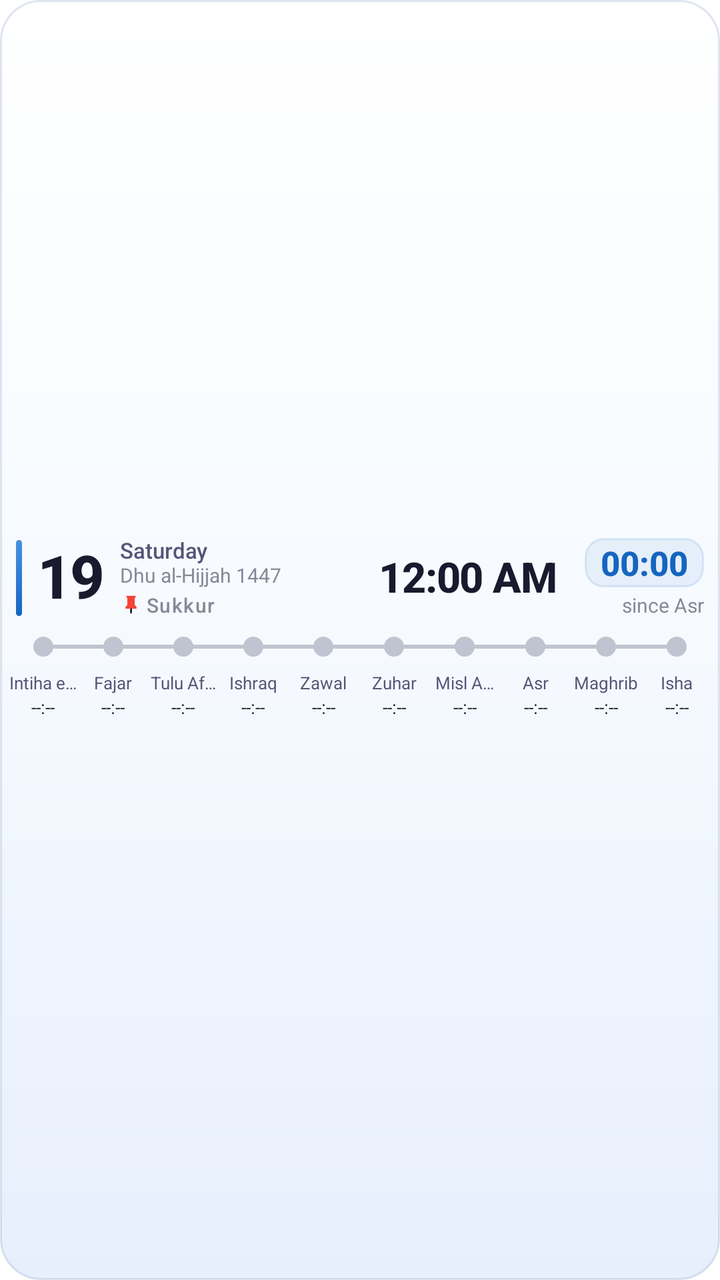
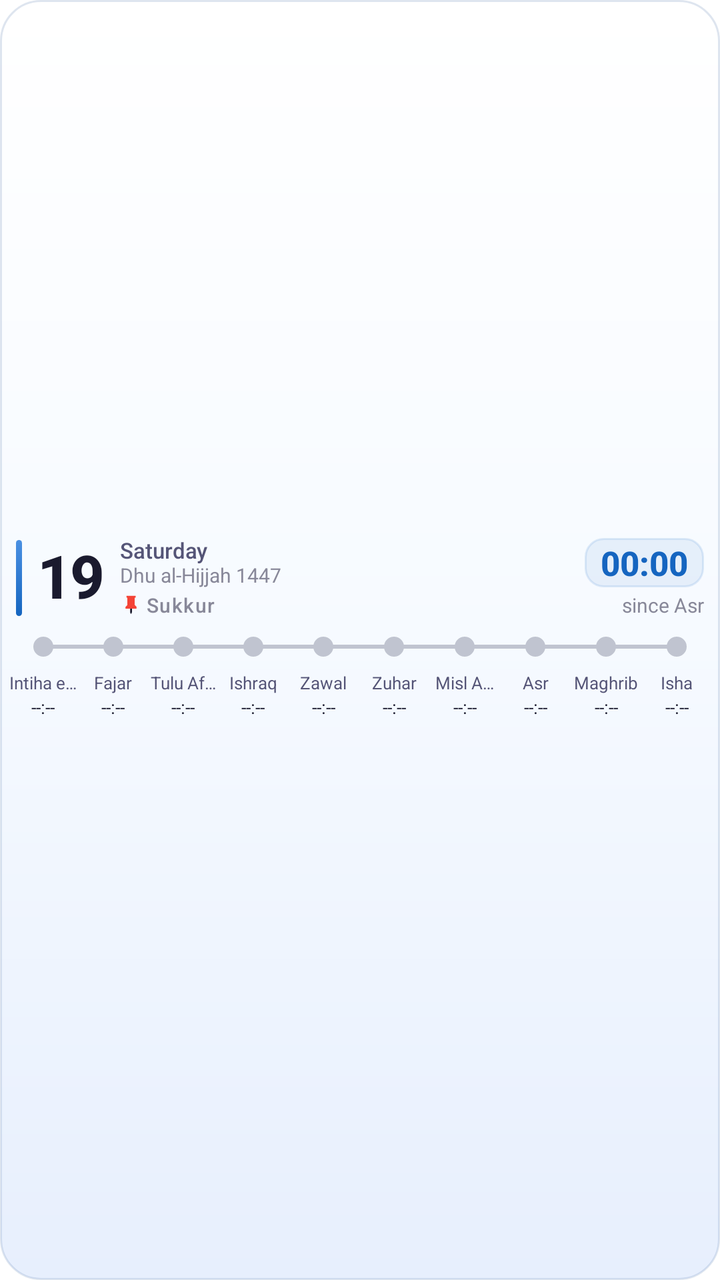

Two renders of the same Android screen: before a commit and after it. Below are the layout's source before the change and the commit's diff.
<!-- AndroidManifest.xml: fallback theme Theme.MaterialComponents.DayNight.NoActionBar -->
<!-- res/layout/prayer_widget_medium.xml -->
<?xml version="1.0" encoding="utf-8"?>
<LinearLayout xmlns:android="http://schemas.android.com/apk/res/android"
    android:id="@+id/widget_root_medium"
    android:layout_width="match_parent"
    android:layout_height="match_parent"
    android:orientation="vertical"
    android:background="@drawable/widget_background"
    android:paddingLeft="4dp"
    android:paddingRight="4dp"
    android:paddingTop="8dp"
    android:paddingBottom="8dp"
    android:gravity="center_vertical">

    
    <LinearLayout
        android:layout_width="match_parent"
        android:layout_height="wrap_content"
        android:orientation="horizontal"
        android:gravity="center_vertical"
        android:layout_marginStart="4dp"
        android:layout_marginEnd="4dp">

        
        <LinearLayout
            android:orientation="vertical"
            android:layout_width="3dp"
            android:layout_height="38dp"
            android:background="@drawable/widget_accent_bar"
            android:layout_marginEnd="8dp"
            android:layout_marginRight="8dp" />

        <TextView
            android:id="@+id/widget_day_number"
            android:layout_width="wrap_content"
            android:layout_height="wrap_content"
            android:text="19"
            android:textColor="#1A1A2E"
            android:textSize="30sp"
            android:textStyle="bold"
            android:fontFamily="sans-serif-medium"
            android:letterSpacing="-0.03"
            android:includeFontPadding="false" />

        <LinearLayout
            android:layout_width="0dp"
            android:layout_height="wrap_content"
            android:layout_weight="1"
            android:orientation="vertical"
            android:layout_marginStart="8dp">

            <TextView
                android:id="@+id/widget_day_name"
                android:layout_width="wrap_content"
                android:layout_height="wrap_content"
                android:text="Saturday"
                android:textColor="#555577"
                android:textSize="11sp"
                android:fontFamily="sans-serif-medium"
                android:includeFontPadding="false" />

            <TextView
                android:id="@+id/widget_hijri"
                android:layout_width="wrap_content"
                android:layout_height="wrap_content"
                android:text="Dhu al-Hijjah 1447"
                android:textColor="#888899"
                android:textSize="10sp"
                android:includeFontPadding="false" />

            <LinearLayout
                android:layout_width="wrap_content"
                android:layout_height="wrap_content"
                android:orientation="horizontal"
                android:gravity="center_vertical"
                android:layout_marginTop="2dp">
                <ImageView
                    android:layout_width="11dp"
                    android:layout_height="11dp"
                    android:src="@drawable/ic_custom_pushpin" />
                <TextView
                    android:id="@+id/widget_location"
                    android:layout_width="wrap_content"
                    android:layout_height="wrap_content"
                    android:text="Sukkur"
                    android:textColor="#888899"
                    android:textSize="10sp"
                    android:fontFamily="sans-serif-medium"
                    android:letterSpacing="0.05"
                    android:layout_marginStart="2dp" />
            </LinearLayout>
        </LinearLayout>

        
        <LinearLayout
            android:layout_width="0dp"
            android:layout_height="wrap_content"
            android:layout_weight="1"
            android:gravity="center">
            <TextClock
                android:layout_width="wrap_content"
                android:layout_height="wrap_content"
                android:textColor="#1A1A2E"
                android:textSize="21sp"
                android:textStyle="bold"
                android:fontFamily="sans-serif-medium"
                android:letterSpacing="-0.02"
                android:includeFontPadding="false"
                android:format12Hour="h:mm a"
                android:format24Hour="HH:mm" />
        </LinearLayout>

        <LinearLayout
            android:layout_width="wrap_content"
            android:layout_height="wrap_content"
            android:orientation="vertical"
            android:gravity="end">

            <Chronometer
                android:id="@+id/widget_countdown_med"
                android:layout_width="wrap_content"
                android:layout_height="wrap_content"
                android:textColor="#1565C0"
                android:textSize="17sp"
                android:textStyle="bold"
                android:fontFamily="sans-serif-medium"
                android:background="@drawable/widget_pill"
                android:paddingLeft="8dp"
                android:paddingRight="8dp"
                android:paddingTop="1dp"
                android:paddingBottom="1dp"
                android:layout_gravity="end"
                android:textDirection="ltr" />

            <TextView
                android:id="@+id/widget_next_prayer_med"
                android:layout_width="wrap_content"
                android:layout_height="wrap_content"
                android:text="since Asr"
                android:textColor="#888899"
                android:textSize="10sp"
                android:layout_gravity="end"
                android:layout_marginTop="2dp" />
        </LinearLayout>
    </LinearLayout>

    
    <FrameLayout
        android:layout_width="match_parent"
        android:layout_height="16dp"
        android:layout_marginTop="6dp">

        <LinearLayout
            android:id="@+id/widget_med_line"
            android:layout_width="match_parent"
            android:layout_height="2dp"
            android:layout_gravity="center_vertical"
            android:layout_marginStart="16dp"
            android:layout_marginEnd="16dp"
            android:background="#C0C4D0" />

        <LinearLayout
            android:layout_width="match_parent"
            android:layout_height="match_parent"
            android:orientation="horizontal"
            android:gravity="center_vertical">

            <ImageView android:id="@+id/dot_m_subah"   android:layout_width="0dp" android:layout_weight="1" android:layout_height="16dp" android:src="@drawable/dot_inactive" android:scaleType="center" />
            <ImageView android:id="@+id/dot_m_fajar"   android:layout_width="0dp" android:layout_weight="1" android:layout_height="16dp" android:src="@drawable/dot_inactive" android:scaleType="center" />
            <ImageView android:id="@+id/dot_m_tulu"    android:layout_width="0dp" android:layout_weight="1" android:layout_height="16dp" android:src="@drawable/dot_inactive" android:scaleType="center" />
            <ImageView android:id="@+id/dot_m_ishraq"  android:layout_width="0dp" android:layout_weight="1" android:layout_height="16dp" android:src="@drawable/dot_inactive" android:scaleType="center" />
            <ImageView android:id="@+id/dot_m_zawal"   android:layout_width="0dp" android:layout_weight="1" android:layout_height="16dp" android:src="@drawable/dot_inactive" android:scaleType="center" />
            <ImageView android:id="@+id/dot_m_zuhar"   android:layout_width="0dp" android:layout_weight="1" android:layout_height="16dp" android:src="@drawable/dot_inactive" android:scaleType="center" />
            <ImageView android:id="@+id/dot_m_misl"    android:layout_width="0dp" android:layout_weight="1" android:layout_height="16dp" android:src="@drawable/dot_inactive" android:scaleType="center" />
            <ImageView android:id="@+id/dot_m_asr"     android:layout_width="0dp" android:layout_weight="1" android:layout_height="16dp" android:src="@drawable/dot_inactive" android:scaleType="center" />
            <ImageView android:id="@+id/dot_m_maghrib" android:layout_width="0dp" android:layout_weight="1" android:layout_height="16dp" android:src="@drawable/dot_inactive" android:scaleType="center" />
            <ImageView android:id="@+id/dot_m_isha"    android:layout_width="0dp" android:layout_weight="1" android:layout_height="16dp" android:src="@drawable/dot_inactive" android:scaleType="center" />
        </LinearLayout>
    </FrameLayout>

    
    <LinearLayout
        android:layout_width="match_parent"
        android:layout_height="wrap_content"
        android:orientation="horizontal"
        android:layout_marginTop="4dp">

        <LinearLayout android:id="@+id/box_m_subah" android:layout_width="0dp" android:layout_weight="1" android:layout_height="wrap_content" android:orientation="vertical" android:gravity="center">
            <TextView android:id="@+id/lbl_m_subah" android:layout_width="match_parent" android:layout_height="wrap_content" android:gravity="center" android:lines="1" android:maxLines="1" android:singleLine="true" android:text="Intiha e Sehar" android:textColor="#555577" android:textSize="8.5sp" />
            <TextView android:id="@+id/widget_m_subah" android:layout_width="match_parent" android:layout_height="wrap_content" android:gravity="center" android:lines="1" android:maxLines="1" android:singleLine="true" android:text="--:--" android:textColor="#1A1A2E" android:textSize="9sp" />
            <TextView android:id="@+id/widget_m_subah_ap" android:layout_width="match_parent" android:layout_height="wrap_content" android:gravity="center" android:lines="1" android:maxLines="1" android:singleLine="true" android:text="" android:textColor="#1A1A2E" android:textSize="8sp" />
        </LinearLayout>

        <LinearLayout android:id="@+id/box_m_fajar" android:layout_width="0dp" android:layout_weight="1" android:layout_height="wrap_content" android:orientation="vertical" android:gravity="center">
            <TextView android:id="@+id/lbl_m_fajar" android:layout_width="match_parent" android:layout_height="wrap_content" android:gravity="center" android:lines="1" android:maxLines="1" android:singleLine="true" android:text="Fajar" android:textColor="#555577" android:textSize="8.5sp" />
            <TextView android:id="@+id/widget_m_fajar" android:layout_width="match_parent" android:layout_height="wrap_content" android:gravity="center" android:lines="1" android:maxLines="1" android:singleLine="true" android:text="--:--" android:textColor="#1A1A2E" android:textSize="9sp" />
            <TextView android:id="@+id/widget_m_fajar_ap" android:layout_width="match_parent" android:layout_height="wrap_content" android:gravity="center" android:lines="1" android:maxLines="1" android:singleLine="true" android:text="" android:textColor="#1A1A2E" android:textSize="8sp" />
        </LinearLayout>

        <LinearLayout android:id="@+id/box_m_tulu" android:layout_width="0dp" android:layout_weight="1" android:layout_height="wrap_content" android:orientation="vertical" android:gravity="center">
            <TextView android:id="@+id/lbl_m_tulu" android:layout_width="match_parent" android:layout_height="wrap_content" android:gravity="center" android:lines="1" android:maxLines="1" android:singleLine="true" android:text="Tulu Aftab" android:textColor="#555577" android:textSize="8.5sp" />
            <TextView android:id="@+id/widget_m_tulu" android:layout_width="match_parent" android:layout_height="wrap_content" android:gravity="center" android:lines="1" android:maxLines="1" android:singleLine="true" android:text="--:--" android:textColor="#1A1A2E" android:textSize="9sp" />
            <TextView android:id="@+id/widget_m_tulu_ap" android:layout_width="match_parent" android:layout_height="wrap_content" android:gravity="center" android:lines="1" android:maxLines="1" android:singleLine="true" android:text="" android:textColor="#1A1A2E" android:textSize="8sp" />
        </LinearLayout>

        <LinearLayout android:id="@+id/box_m_ishraq" android:layout_width="0dp" android:layout_weight="1" android:layout_height="wrap_content" android:orientation="vertical" android:gravity="center">
            <TextView android:id="@+id/lbl_m_ishraq" android:layout_width="match_parent" android:layout_height="wrap_content" android:gravity="center" android:lines="1" android:maxLines="1" android:singleLine="true" android:text="Ishraq" android:textColor="#555577" android:textSize="8.5sp" />
            <TextView android:id="@+id/widget_m_ishraq" android:layout_width="match_parent" android:layout_height="wrap_content" android:gravity="center" android:lines="1" android:maxLines="1" android:singleLine="true" android:text="--:--" android:textColor="#1A1A2E" android:textSize="9sp" />
            <TextView android:id="@+id/widget_m_ishraq_ap" android:layout_width="match_parent" android:layout_height="wrap_content" android:gravity="center" android:lines="1" android:maxLines="1" android:singleLine="true" android:text="" android:textColor="#1A1A2E" android:textSize="8sp" />
        </LinearLayout>

        <LinearLayout android:id="@+id/box_m_zawal" android:layout_width="0dp" android:layout_weight="1" android:layout_height="wrap_content" android:orientation="vertical" android:gravity="center">
            <TextView android:id="@+id/lbl_m_zawal" android:layout_width="match_parent" android:layout_height="wrap_content" android:gravity="center" android:lines="1" android:maxLines="1" android:singleLine="true" android:text="Zawal" android:textColor="#555577" android:textSize="8.5sp" />
            <TextView android:id="@+id/widget_m_zawal" android:layout_width="match_parent" android:layout_height="wrap_content" android:gravity="center" android:lines="1" android:maxLines="1" android:singleLine="true" android:text="--:--" android:textColor="#1A1A2E" android:textSize="9sp" />
            <TextView android:id="@+id/widget_m_zawal_ap" android:layout_width="match_parent" android:layout_height="wrap_content" android:gravity="center" android:lines="1" android:maxLines="1" android:singleLine="true" android:text="" android:textColor="#1A1A2E" android:textSize="8sp" />
        </LinearLayout>

        <LinearLayout android:id="@+id/box_m_zuhar" android:layout_width="0dp" android:layout_weight="1" android:layout_height="wrap_content" android:orientation="vertical" android:gravity="center">
            <TextView android:id="@+id/lbl_m_zuhar" android:layout_width="match_parent" android:layout_height="wrap_content" android:gravity="center" android:lines="1" android:maxLines="1" android:singleLine="true" android:text="Zuhar" android:textColor="#555577" android:textSize="8.5sp" />
            <TextView android:id="@+id/widget_m_zuhar" android:layout_width="match_parent" android:layout_height="wrap_content" android:gravity="center" android:lines="1" android:maxLines="1" android:singleLine="true" android:text="--:--" android:textColor="#1A1A2E" android:textSize="9sp" />
            <TextView android:id="@+id/widget_m_zuhar_ap" android:layout_width="match_parent" android:layout_height="wrap_content" android:gravity="center" android:lines="1" android:maxLines="1" android:singleLine="true" android:text="" android:textColor="#1A1A2E" android:textSize="8sp" />
        </LinearLayout>

        <LinearLayout android:id="@+id/box_m_misl" android:layout_width="0dp" android:layout_weight="1" android:layout_height="wrap_content" android:orientation="vertical" android:gravity="center">
            <TextView android:id="@+id/lbl_m_misl" android:layout_width="match_parent" android:layout_height="wrap_content" android:gravity="center" android:lines="1" android:maxLines="1" android:singleLine="true" android:text="Misl Awwal" android:textColor="#555577" android:textSize="8.5sp" />
            <TextView android:id="@+id/widget_m_misl" android:layout_width="match_parent" android:layout_height="wrap_content" android:gravity="center" android:lines="1" android:maxLines="1" android:singleLine="true" android:text="--:--" android:textColor="#1A1A2E" android:textSize="9sp" />
            <TextView android:id="@+id/widget_m_misl_ap" android:layout_width="match_parent" android:layout_height="wrap_content" android:gravity="center" android:lines="1" android:maxLines="1" android:singleLine="true" android:text="" android:textColor="#1A1A2E" android:textSize="8sp" />
        </LinearLayout>

        <LinearLayout android:id="@+id/box_m_asr" android:layout_width="0dp" android:layout_weight="1" android:layout_height="wrap_content" android:orientation="vertical" android:gravity="center">
            <TextView android:id="@+id/lbl_m_asr" android:layout_width="match_parent" android:layout_height="wrap_content" android:gravity="center" android:lines="1" android:maxLines="1" android:singleLine="true" android:text="Asr" android:textColor="#555577" android:textSize="8.5sp" />
            <TextView android:id="@+id/widget_m_asr" android:layout_width="match_parent" android:layout_height="wrap_content" android:gravity="center" android:lines="1" android:maxLines="1" android:singleLine="true" android:text="--:--" android:textColor="#1A1A2E" android:textSize="9sp" />
            <TextView android:id="@+id/widget_m_asr_ap" android:layout_width="match_parent" android:layout_height="wrap_content" android:gravity="center" android:lines="1" android:maxLines="1" android:singleLine="true" android:text="" android:textColor="#1A1A2E" android:textSize="8sp" />
        </LinearLayout>

        <LinearLayout android:id="@+id/box_m_maghrib" android:layout_width="0dp" android:layout_weight="1" android:layout_height="wrap_content" android:orientation="vertical" android:gravity="center">
            <TextView android:id="@+id/lbl_m_maghrib" android:layout_width="match_parent" android:layout_height="wrap_content" android:gravity="center" android:lines="1" android:maxLines="1" android:singleLine="true" android:text="Maghrib" android:textColor="#555577" android:textSize="8.5sp" />
            <TextView android:id="@+id/widget_m_maghrib" android:layout_width="match_parent" android:layout_height="wrap_content" android:gravity="center" android:lines="1" android:maxLines="1" android:singleLine="true" android:text="--:--" android:textColor="#1A1A2E" android:textSize="9sp" />
            <TextView android:id="@+id/widget_m_maghrib_ap" android:layout_width="match_parent" android:layout_height="wrap_content" android:gravity="center" android:lines="1" android:maxLines="1" android:singleLine="true" android:text="" android:textColor="#1A1A2E" android:textSize="8sp" />
        </LinearLayout>

        <LinearLayout android:id="@+id/box_m_isha" android:layout_width="0dp" android:layout_weight="1" android:layout_height="wrap_content" android:orientation="vertical" android:gravity="center">
            <TextView android:id="@+id/lbl_m_isha" android:layout_width="match_parent" android:layout_height="wrap_content" android:gravity="center" android:lines="1" android:maxLines="1" android:singleLine="true" android:text="Isha" android:textColor="#555577" android:textSize="8.5sp" />
            <TextView android:id="@+id/widget_m_isha" android:layout_width="match_parent" android:layout_height="wrap_content" android:gravity="center" android:lines="1" android:maxLines="1" android:singleLine="true" android:text="--:--" android:textColor="#1A1A2E" android:textSize="9sp" />
            <TextView android:id="@+id/widget_m_isha_ap" android:layout_width="match_parent" android:layout_height="wrap_content" android:gravity="center" android:lines="1" android:maxLines="1" android:singleLine="true" android:text="" android:textColor="#1A1A2E" android:textSize="8sp" />
        </LinearLayout>
</LinearLayout>
</LinearLayout>
<!-- resources referenced by this layout -->
<resources>
  <!-- drawable dot_inactive (drawable) -->
  <?xml version="1.0" encoding="utf-8"?>
  <shape xmlns:android="http://schemas.android.com/apk/res/android"
      android:shape="oval">
      <solid android:color="#C0C4D0" />
      <size android:width="10dp" android:height="10dp" />
  </shape>
  <!-- drawable ic_custom_pushpin (drawable) -->
  <vector xmlns:android="http://schemas.android.com/apk/res/android"
      android:width="24dp"
      android:height="24dp"
      android:viewportWidth="24"
      android:viewportHeight="24">
      
      <path
          android:fillColor="#F44336"
          android:pathData="M16,12 V4 h1 V2 H7 v2 h1 v8 l-2,2 v2 h12 v-2 l-2,-2 z" />
      
      <path
          android:fillColor="#1A1A2E"
          android:pathData="M11,16 h2 v4 l-1,2 l-1,-2 z" />
  </vector>
  <!-- drawable widget_accent_bar (drawable) -->
  <?xml version="1.0" encoding="utf-8"?>
  <shape xmlns:android="http://schemas.android.com/apk/res/android"
      android:shape="rectangle">
      <gradient
          android:angle="270"
          android:startColor="#FF4A90E2"
          android:endColor="#FF1565C0"
          android:type="linear" />
      <corners android:radius="2dp" />
  </shape>
  <!-- drawable widget_background (drawable) -->
  <?xml version="1.0" encoding="utf-8"?>
  <shape xmlns:android="http://schemas.android.com/apk/res/android"
      android:shape="rectangle">
      <gradient
          android:angle="270"
          android:startColor="#FFFFFFFF"
          android:centerColor="#FFF6FAFF"
          android:endColor="#FFE7EFFD"
          android:type="linear" />
      <corners android:radius="20dp" />
      <stroke android:width="1dp" android:color="#2E4A6FA5" />
  </shape>
  <!-- drawable widget_pill (drawable) -->
  <?xml version="1.0" encoding="utf-8"?>
  <shape xmlns:android="http://schemas.android.com/apk/res/android"
      android:shape="rectangle">
      <solid android:color="#141565C0" />
      <corners android:radius="9dp" />
      <stroke android:width="1dp" android:color="#1F1565C0" />
  </shape>
</resources>

<!-- the commit's change to res/layout/prayer_widget_medium.xml (unified diff, before → after) -->
@@ -91,23 +91,6 @@
         </LinearLayout>
 
         
-        <LinearLayout
-            android:layout_width="0dp"
-            android:layout_height="wrap_content"
-            android:layout_weight="1"
-            android:gravity="center">
-            <TextClock
-                android:layout_width="wrap_content"
-                android:layout_height="wrap_content"
-                android:textColor="#1A1A2E"
-                android:textSize="21sp"
-                android:textStyle="bold"
-                android:fontFamily="sans-serif-medium"
-                android:letterSpacing="-0.02"
-                android:includeFontPadding="false"
-                android:format12Hour="h:mm a"
-                android:format24Hour="HH:mm" />
-        </LinearLayout>
 
         <LinearLayout
             android:layout_width="wrap_content"
